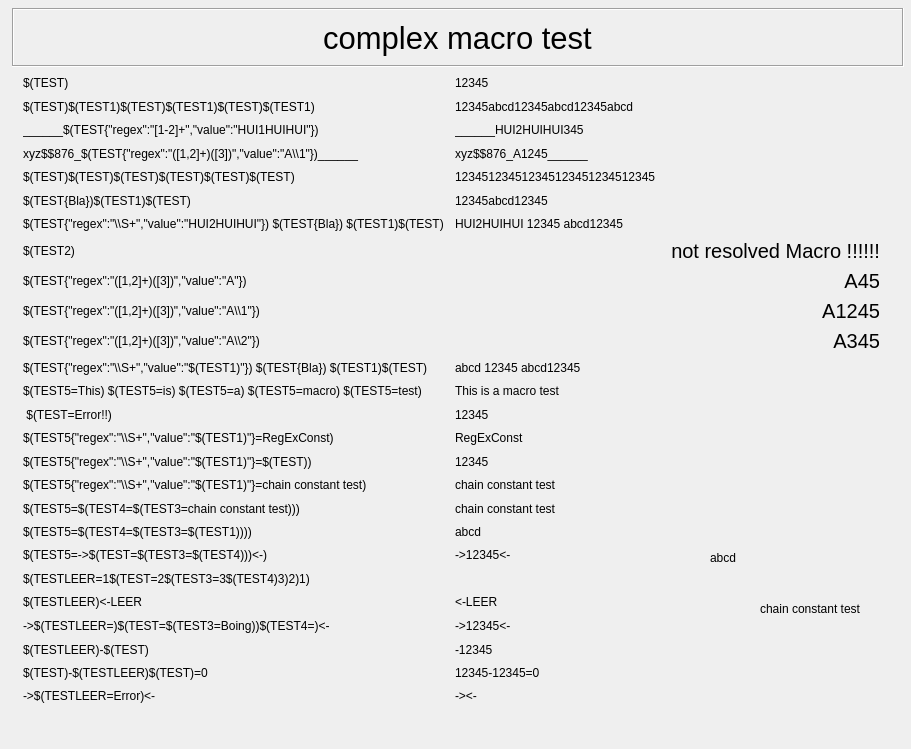
Qt form caQtDM_Tests/macrotest.ui (caqtdm/caqtdm) before a commit.
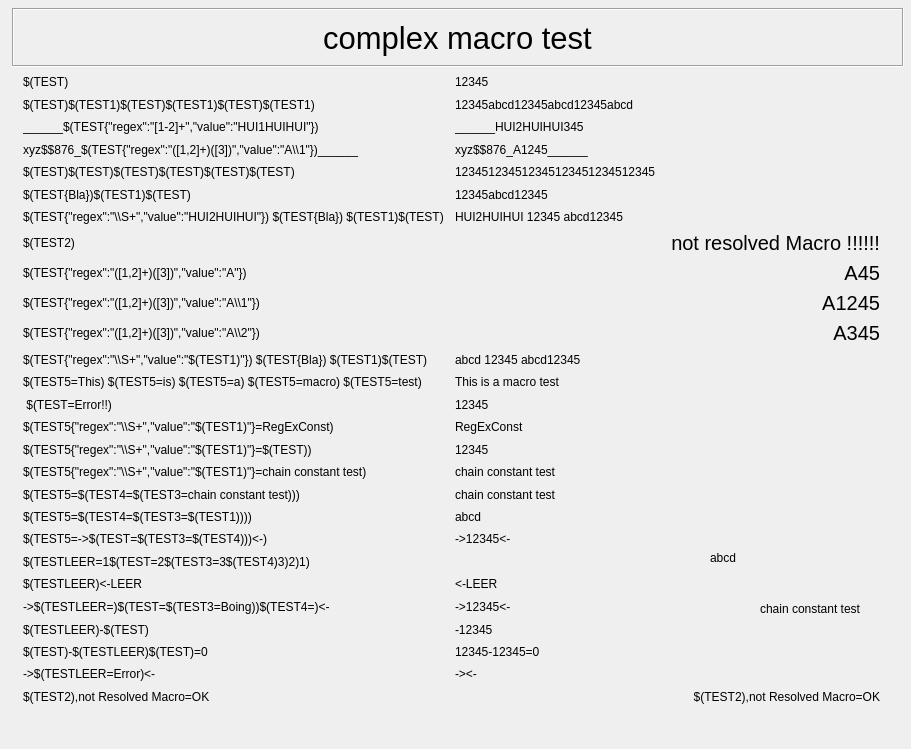
The same form after that commit. Custom widgets are drawn as their Qt base class.

Commit message: fix for a failed const macro detection

```diff
--- a/caQtDM_Tests/macrotest.ui
+++ b/caQtDM_Tests/macrotest.ui
@@ -23,7 +23,7 @@
       <height>631</height>
      </rect>
     </property>
-    <layout class="QGridLayout" name="gridLayout" rowstretch="0,0,0,0,0,0,0,0,0,0,0,0,0,0,0,0,0,0,0,0,0,0,0,0,0,0,0">
+    <layout class="QGridLayout" name="gridLayout" rowstretch="0,0,0,0,0,0,0,0,0,0,0,0,0,0,0,0,0,0,0,0,0,0,0,0,0,0,0,0">
      <item row="10" column="0">
       <widget class="caLabel" name="calabel_21">
        <property name="text">
@@ -112,6 +112,13 @@
        </property>
       </widget>
      </item>
+     <item row="26" column="0">
+      <widget class="caLabel" name="calabel_53">
+       <property name="text">
+        <string>-&gt;$(TESTLEER=Error)&lt;-</string>
+       </property>
+      </widget>
+     </item>
      <item row="10" column="1">
       <widget class="QLabel" name="label_3">
        <property name="font">
@@ -241,6 +248,13 @@
        </property>
       </widget>
      </item>
+     <item row="23" column="1">
+      <widget class="caLabel" name="calabel_50">
+       <property name="text">
+        <string>-&gt;12345&lt;-</string>
+       </property>
+      </widget>
+     </item>
      <item row="2" column="1">
       <widget class="caLabel" name="calabel_14">
        <property name="text">
@@ -248,13 +262,6 @@
        </property>
       </widget>
      </item>
-     <item row="23" column="1">
-      <widget class="caLabel" name="calabel_50">
-       <property name="text">
-        <string>-&gt;12345&lt;-</string>
-       </property>
-      </widget>
-     </item>
      <item row="12" column="0">
       <widget class="caLabel" name="calabel_23">
        <property name="text">
@@ -353,6 +360,13 @@
        </property>
       </widget>
      </item>
+     <item row="26" column="1">
+      <widget class="caLabel" name="calabel_54">
+       <property name="text">
+        <string>-&gt;&lt;-</string>
+       </property>
+      </widget>
+     </item>
      <item row="6" column="0">
       <widget class="caLabel" name="calabel_12">
        <property name="text">
@@ -409,17 +423,20 @@
        </property>
       </widget>
      </item>
-     <item row="26" column="0">
-      <widget class="caLabel" name="calabel_53">
+     <item row="27" column="0">
+      <widget class="caLabel" name="calabel_55">
        <property name="text">
-        <string>-&gt;$(TESTLEER=Error)&lt;-</string>
+        <string>$(TEST2),not Resolved Macro=OK</string>
        </property>
       </widget>
      </item>
-     <item row="26" column="1">
-      <widget class="caLabel" name="calabel_54">
+     <item row="27" column="1">
+      <widget class="QLabel" name="label_6">
        <property name="text">
-        <string>-&gt;&lt;-</string>
+        <string>$(TEST2),not Resolved Macro=OK</string>
+       </property>
+       <property name="alignment">
+        <set>Qt::AlignRight|Qt::AlignTrailing|Qt::AlignVCenter</set>
        </property>
       </widget>
      </item>
```
The commit also changes 1 other file.
